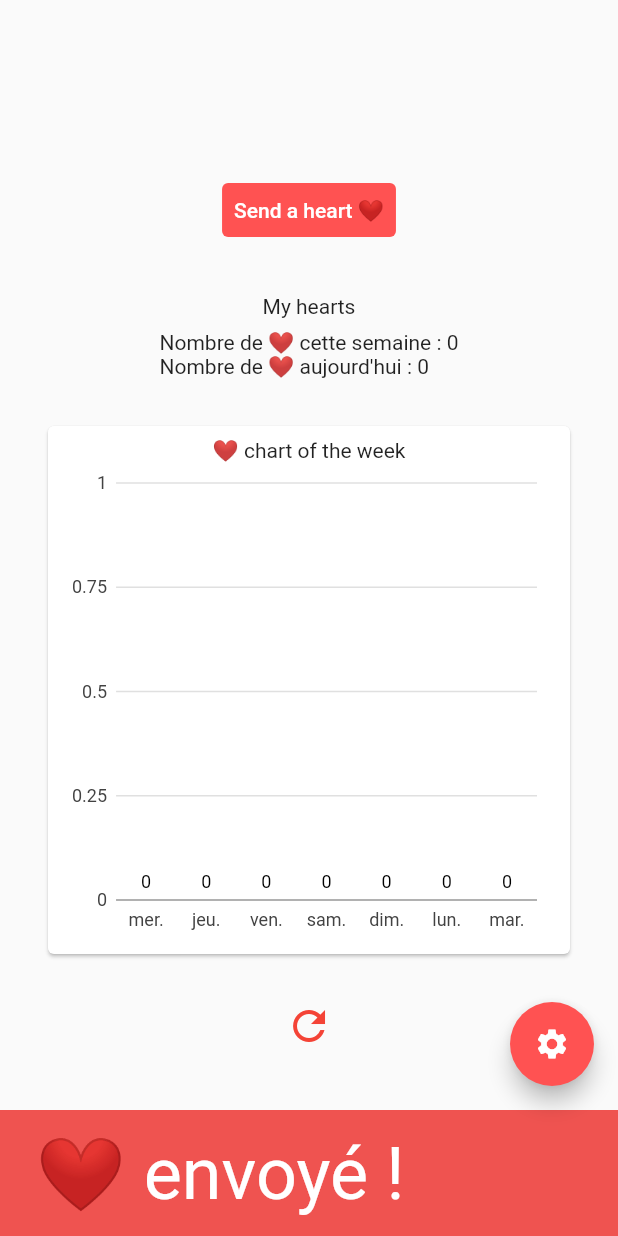
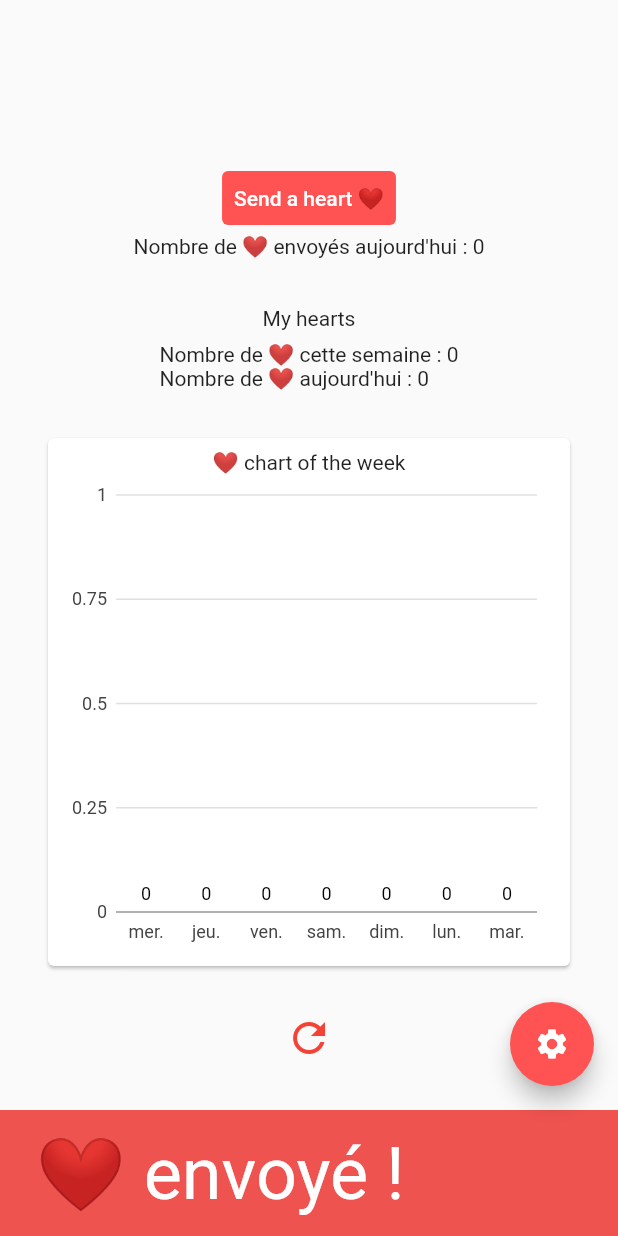
Before and after one commit to CedricBardaine/hearts_sender, a Flutter app: the screen it shows once a user with an empty profile is signed in, after a tap on "Send a heart ❤", on a phone screen of 412 x 824 dp. Run offline on Flutter 3.47's test engine with Material 2 defaults, Android fonts, the phone set to English and light mode, and no system bars; our stand-ins replace charts_flutter, cloud_firestore, firebase_auth, firebase_core, google_sign_in; accounts and stored records are empty.

Commit message:
display sent hearts

```diff
--- a/lib/pages/home.dart
+++ b/lib/pages/home.dart
@@ -23,6 +23,8 @@ class _HomeState extends State<Home> {
 
   int _nbHeartsThisWeek = 0;
   int _nbHeartsThisDay = 0;
+
+  int _nbHeartsSentThisDay = 0;
 
   int _lastRefresh = 0;
   int _lastNotificationShow = 0;
@@ -93,9 +95,13 @@ class _HomeState extends State<Home> {
                       )
                     ],
                   ),
+                  Text("Nombre de ❤ envoyés aujourd'hui : " +
+                      _nbHeartsSentThisDay.toString()),
+
                   Container(
                     height: 32.0,
                   ),
+
                   Row(
                     mainAxisAlignment: MainAxisAlignment.center,
                     children: [Text("My hearts")],
@@ -175,6 +181,19 @@ class _HomeState extends State<Home> {
         {"color": "green", "date": new DateTime.now().millisecondsSinceEpoch});
   }
 
+  void getSentHearts() {
+    DateTime aDayAgo = new DateTime.now().subtract(new Duration(days: 1));
+
+    FirebaseFirestore.instance
+        .collection('User')
+        .doc(FirebaseAuth.instance.currentUser!.uid)
+        .collection('hearts')
+        .where('date', isGreaterThan: aDayAgo.millisecondsSinceEpoch)
+        .get()
+        .then((QuerySnapshot querySnapshot) =>
+            _nbHeartsSentThisDay = querySnapshot.docs.length);
+  }
+
   void getHearts() {
     _lastRefresh = new DateTime.now().millisecondsSinceEpoch;
     DateTime aWeekAgo = new DateTime.now().subtract(new Duration(days: 7));
@@ -188,6 +207,10 @@ class _HomeState extends State<Home> {
 
     DocumentReference userData =
         FirebaseFirestore.instance.collection('User').doc(userId);
+
+    //
+    // Feth user's sent hearts.
+    getSentHearts();
 
     //
     // Fetch user's linked user.
```
